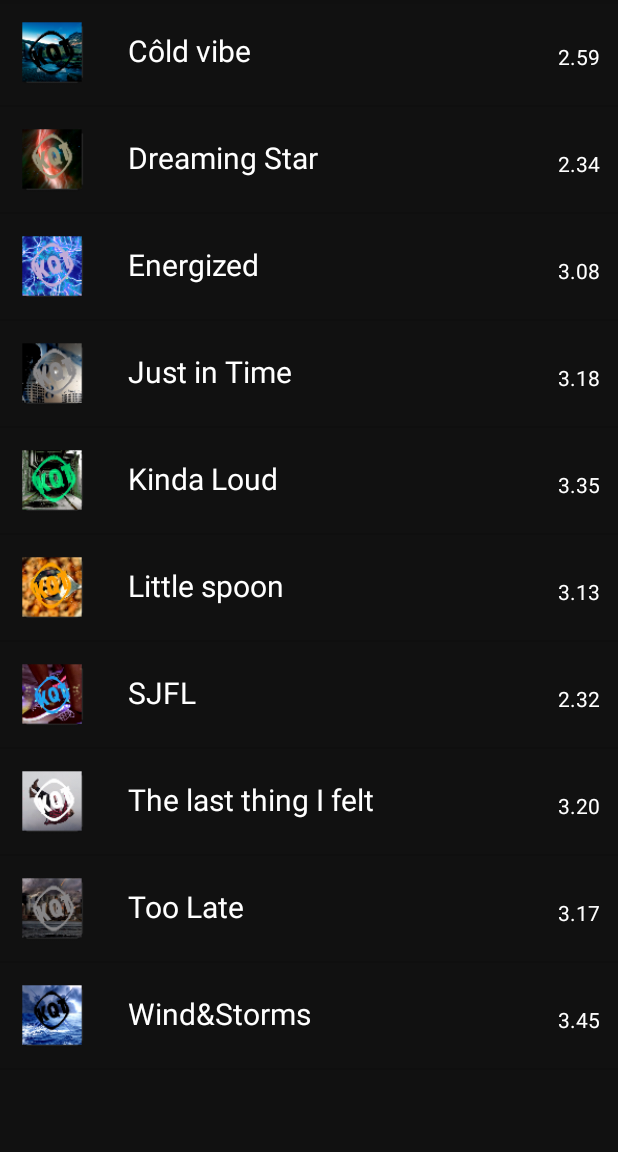
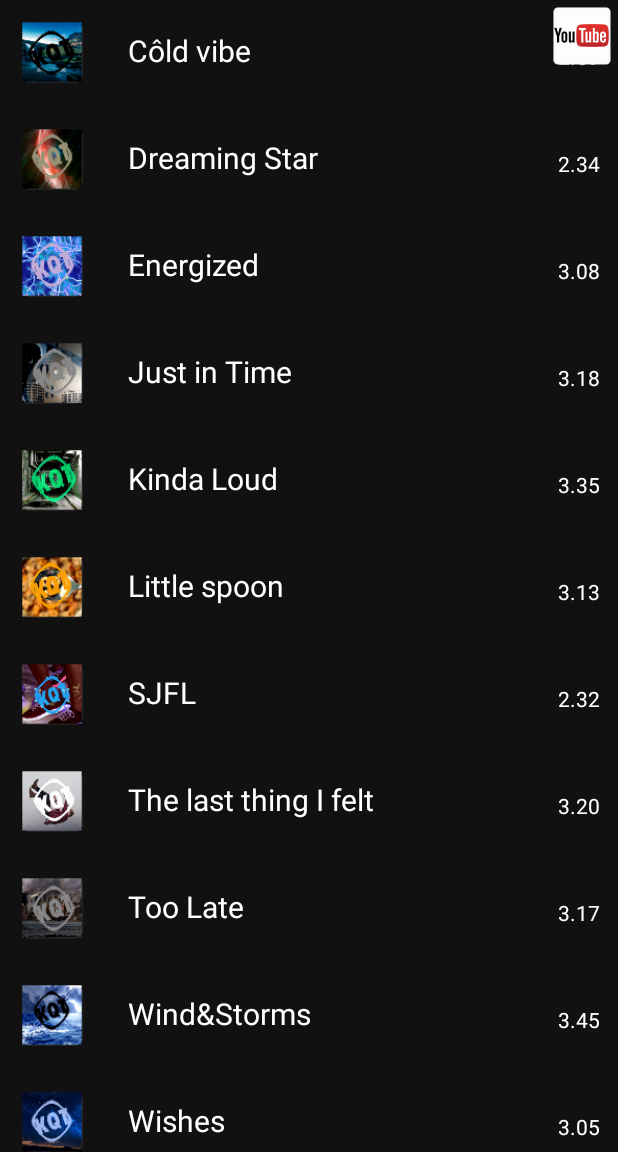
Before and after one commit to RemiFrontiere/KumQuat-Music, an Android app: the screen it shows after launch (MainActivity), on a phone screen of 412 x 824 dp, the part 84-1236 px from its top. Run offline under Robolectric (Android 15) with nearby library versions, the phone set to English and light mode, and no system bars.

Commit message:
Ajout BtYoutube + PaddingBarreBas

```diff
--- a/app/src/main/AndroidManifest.xml
+++ b/app/src/main/AndroidManifest.xml
@@ -9,6 +9,7 @@
         android:roundIcon="@mipmap/kqt"
         android:supportsRtl="true"
         android:theme="@style/AppTheme">
+
         <activity android:name=".MainActivity">
             <intent-filter>
                 <action android:name="android.intent.action.MAIN" />
--- a/app/src/main/java/fr/developpement/remi/kumquatmusic/MainActivity.java
+++ b/app/src/main/java/fr/developpement/remi/kumquatmusic/MainActivity.java
@@ -6,19 +6,15 @@ import android.app.PendingIntent;
 import android.content.Intent;
 import android.graphics.BitmapFactory;
 import android.graphics.Color;
-import android.media.MediaPlayer;
+import android.net.Uri;
 import android.os.Build;
-import android.support.annotation.RequiresApi;
 import android.support.v7.app.AppCompatActivity;
 import android.os.Bundle;
-import android.text.Layout;
 import android.view.MotionEvent;
 import android.view.View;
 import android.widget.AdapterView;
-import android.widget.ArrayAdapter;
 import android.widget.ImageButton;
 import android.widget.ListView;
-import android.widget.TextView;
 
 import java.util.ArrayList;
 
@@ -33,6 +29,7 @@ public class MainActivity extends AppCompatActivity {
     private ImageButton pause;
     private View bas;
     private NotificationManager notif;
+    private ImageButton youtube;
 
 
     @Override
@@ -47,10 +44,11 @@ public class MainActivity extends AppCompatActivity {
         this.pause = (ImageButton)findViewById(R.id.btPause) ;
         this.bas = findViewById(R.id.LayoutBas);
         this.bas.setVisibility(View.INVISIBLE);
+
         this.precedent.setTag(R.mipmap.previous);
         this.suivant.setTag(R.mipmap.next);
         this.pause.setTag(R.mipmap.pause);
-
+        this.youtube = (ImageButton)findViewById((R.id.btYoutube));
 
 
         ArrayList<LigneMusic> LignesMusics = genererLigneMusic();
@@ -67,6 +65,8 @@ public class MainActivity extends AppCompatActivity {
             @Override
             public void onItemClick(AdapterView<?> parent, View view, int position, long id) {
                 bas.setVisibility(View.VISIBLE);
+                maListe.setPadding(0,0,0,150
+                );
                 pause.setImageResource(R.mipmap.pause);
                 pause.setTag(R.mipmap.pause);
                 if (maMusique.monPlayer != null && maMusique.monPlayer.isPlaying())
@@ -110,6 +110,14 @@ public class MainActivity extends AppCompatActivity {
 
         });
 
+        youtube.setOnClickListener(new View.OnClickListener() {
+            @Override
+            public void onClick(View v) {
+                Intent webOpen = new Intent(android.content.Intent.ACTION_VIEW);
+                webOpen.setData(Uri.parse("https://www.youtube.com/channel/UCMFaOzZvLl-fMfU0FET7tmw"));
+                startActivity(webOpen);
+            }
+        });
 
         precedent.setOnClickListener(new View.OnClickListener() {
             @Override
@@ -145,7 +153,6 @@ public class MainActivity extends AppCompatActivity {
         });
 
         suivant.setOnClickListener(new View.OnClickListener() {
-            @RequiresApi(api = Build.VERSION_CODES.LOLLIPOP)
             @Override
             public void onClick(View v) {
                 pause.setImageResource(R.mipmap.pause);
--- a/app/src/main/res/layout/activity_main.xml
+++ b/app/src/main/res/layout/activity_main.xml
@@ -12,7 +12,7 @@
         android:layout_height="0dp"
         tools:layout_editor_absoluteX="8dp"
         tools:layout_editor_absoluteY="8dp"
-        android:paddingBottom="45dp"/>
-
+        android:paddingBottom="0dp"/>
+    <include layout="@layout/un"/>
     <include layout="@layout/previous_next_musics"/>
 </android.support.constraint.ConstraintLayout>
--- /dev/null
+++ b/app/src/main/res/layout/un.xml
@@ -0,0 +1,23 @@
+<?xml version="1.0" encoding="utf-8"?>
+<LinearLayout xmlns:android="http://schemas.android.com/apk/res/android"
+    xmlns:app="http://schemas.android.com/apk/res-auto"
+    android:orientation="vertical" android:layout_width="match_parent"
+    android:layout_height="match_parent">
+
+    <LinearLayout
+        android:layout_width="wrap_content"
+        android:layout_height="wrap_content"
+        android:layout_gravity="right"
+        android:gravity="top|right"
+        android:orientation="horizontal">
+
+        <ImageButton
+            android:id="@+id/btYoutube"
+            android:layout_width="wrap_content"
+            android:layout_height="wrap_content"
+            android:layout_weight="1"
+            android:background="@null"
+            app:srcCompat="@mipmap/yt" />
+
+    </LinearLayout>
+</LinearLayout>
--- a/app/src/main/res/values/strings.xml
+++ b/app/src/main/res/values/strings.xml
@@ -1,4 +1,3 @@
 <resources>
     <string name="app_name" align="center">KumQuat Music</string>
-    <string name="notification">KumQuat Music</string>
 </resources>
```
Also changed, not shown: app/src/main/res/mipmap-hdpi/yt.png (added), app/src/main/res/mipmap-mdpi/yt.png (added), app/src/main/res/mipmap-xhdpi/yt.png (added), app/src/main/res/mipmap-xxhdpi/yt.png (added), app/src/main/res/mipmap-xxxhdpi/yt.png (added), app/src/main/yt-web.png (added).
